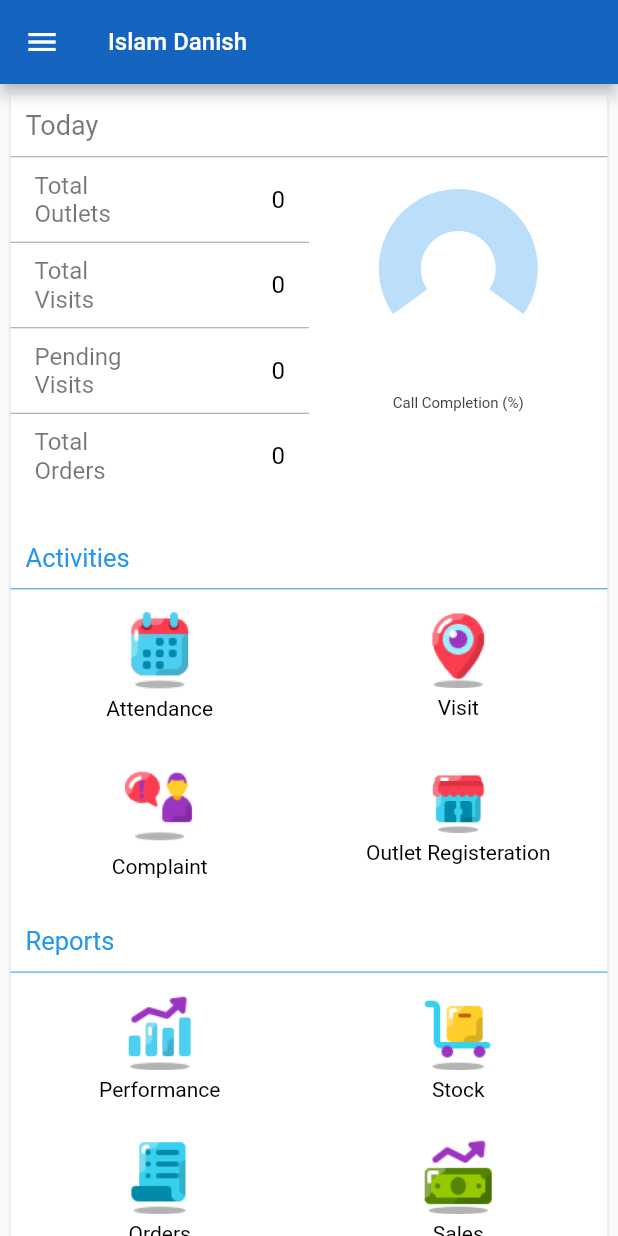
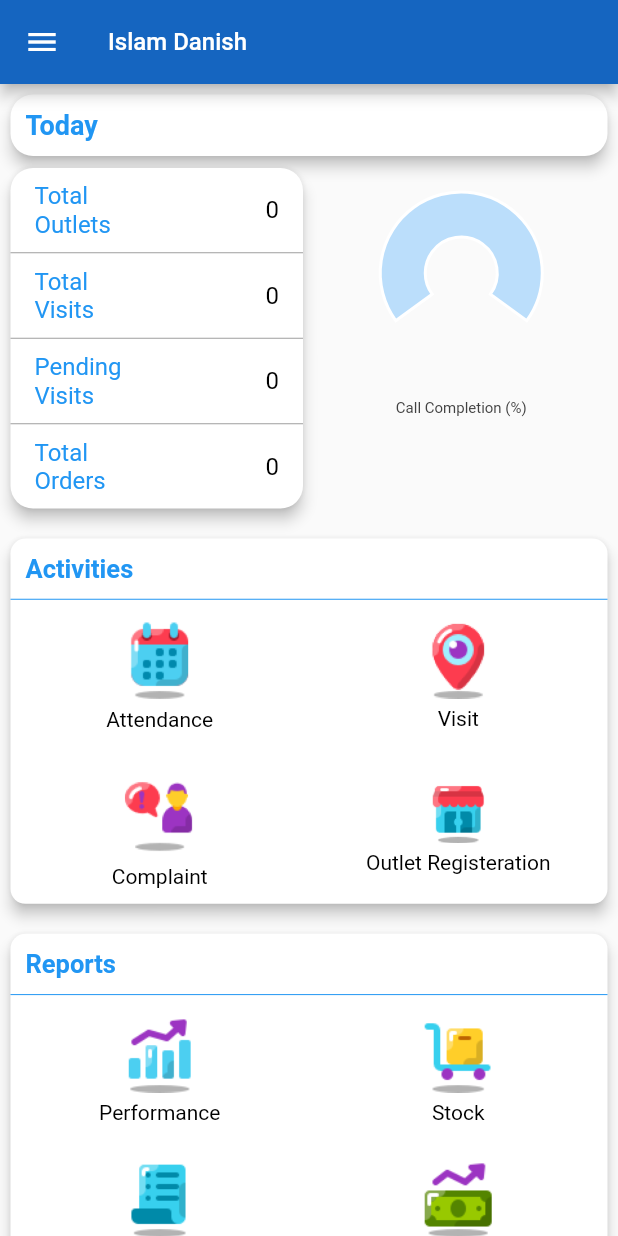
Before and after one commit to awaisali-kalelabs/lowa_mobile, a Flutter app: the Home screen opened directly, on a phone screen of 412 x 824 dp. Run offline on Flutter 3.47's test engine with Material 2 defaults, Android fonts, the phone set to English and light mode, and no system bars; our stand-ins replace another_flushbar, avatar_glow, badges, camera, charts_flutter, device_info and 12 more; missing offline and left inert: animated_dialog_box, back_button_interceptor, flutter_beautiful_popup; accounts and stored records are empty; network calls fail; Roboto replaces fonts that are missing (Nunito).

```diff
--- a/lib/home.dart
+++ b/lib/home.dart
@@ -183,8 +183,8 @@ class _Home extends State<Home> {
 
   void _checkTime() {
     DateTime now = DateTime.now();
-   // bool newIsAfterFivePM = now.hour >= 17 && now.hour < 24;
-    bool newIsAfterFivePM = now.hour >= 11 && now.hour < 24;
+    bool newIsAfterFivePM = now.hour >= 17 && now.hour < 24;
+    //bool newIsAfterFivePM = now.hour >= 11 && now.hour < 24;
 
     if (newIsAfterFivePM != isAfterFivePM) {
       setState(() {
@@ -1284,22 +1284,28 @@ class _Home extends State<Home> {
                     mainAxisSize: MainAxisSize.max,
                     crossAxisAlignment: CrossAxisAlignment.center,
                     children: <Widget>[
+                      Column(
+                        children: [
                       Card(
-                          child: Column(
-                        children: [
-                          Padding(
+                        elevation: 4,
+                        shape: RoundedRectangleBorder(
+                          borderRadius:
+                          BorderRadius.circular(15.0),
+                        ),
+                        child: Padding(
                             padding: EdgeInsets.fromLTRB(10, 10, 0, 10),
                             child: Align(
                                 alignment: Alignment.topLeft,
                                 child: Text(
                                   "Today",
                                   style: TextStyle(
-                                        color: Colors.black54, fontSize: 18),
+                                      color: Colors.blue, fontSize: 18,fontWeight: FontWeight.bold),
                                 ))),
-                          Divider(
+                      ),
+                     /*     Divider(
                         height: 1,
                         color: Colors.grey,
-                          ),
+                      ),*/
                       Row(
                         mainAxisAlignment: MainAxisAlignment.spaceBetween,
                         crossAxisAlignment: CrossAxisAlignment.start,
@@ -1308,6 +1314,12 @@ class _Home extends State<Home> {
                               child: Container(
                                   width: 180,
                                   height: 235,
+                                  child: Card(
+                                    elevation: 4,
+                                    shape: RoundedRectangleBorder(
+                                      borderRadius:
+                                      BorderRadius.circular(15.0),
+                                    ),
                                     child: Column(
                                       children: <Widget>[
                                         ListTile(
@@ -1320,7 +1332,7 @@ class _Home extends State<Home> {
                                             'Total\nOutlets',
                                             style: new TextStyle(
                                                 fontSize: 16,
-                                                  color: Colors.black54),
+                                                color: Colors.blue),
                                           ),
                                           //leading: Text('Sussan Road',
                                           //    style: new TextStyle( fontSize: 16)),
@@ -1338,7 +1350,7 @@ class _Home extends State<Home> {
                                           title: Text('Total\nVisits',
                                               style: new TextStyle(
                                                   fontSize: 16,
-                                                    color: Colors.black54)),
+                                                  color: Colors.blue)),
                                           //leading: Text('Sussan Road',
                                           //    style: new TextStyle( fontSize: 16)),
                                         ),
@@ -1355,7 +1367,7 @@ class _Home extends State<Home> {
                                           title: Text('Pending\nVisits',
                                               style: new TextStyle(
                                                   fontSize: 16,
-                                                    color: Colors.black54)),
+                                                  color: Colors.blue)),
                                           //leading: Text('Sussan Road',
                                           //    style: new TextStyle( fontSize: 16)),
                                         ),
@@ -1372,11 +1384,12 @@ class _Home extends State<Home> {
                                           title: Text('Total\nOrders',
                                               style: new TextStyle(
                                                   fontSize: 16,
-                                                    color: Colors.black54)),
+                                                  color: Colors.blue)),
                                           //leading: Text('Sussan Road',
                                           //    style: new TextStyle( fontSize: 16)),
                                         ),
                                       ],
+                                    ),
                                   ))),
                           Expanded(
                               child:
@@ -1389,6 +1402,11 @@ class _Home extends State<Home> {
                             height: 12.0,
                           ),
                           Container(
+                              child: Card(
+                                elevation: 4,
+                                shape: RoundedRectangleBorder(
+                                  borderRadius: BorderRadius.circular(10.0),
+                                ),
                                 child: Column(
                             mainAxisAlignment:
                                   MainAxisAlignment.spaceEvenly,
@@ -1401,7 +1419,7 @@ class _Home extends State<Home> {
                                       child: Text(
                                         "Activities",
                                         style: TextStyle(
-                                              color: Colors.blue, fontSize: 17),
+                                            color: Colors.blue, fontSize: 17, fontWeight: FontWeight.bold),
                                       )),
                                 ),
                                 Container(
@@ -1581,11 +1599,17 @@ class _Home extends State<Home> {
                                   ],
                                 ),
                             ],
+                          ),
                               )),
                           SizedBox(
                             height: 12.0,
                           ),
                           Container(
+                              child: Card(
+                                elevation: 4,
+                                shape: RoundedRectangleBorder(
+                                  borderRadius: BorderRadius.circular(10.0),
+                                ),
                                 child: Column(
                             mainAxisAlignment:
                                   MainAxisAlignment.spaceEvenly,
@@ -1598,7 +1622,7 @@ class _Home extends State<Home> {
                                       child: Text(
                                         "Reports",
                                         style: TextStyle(
-                                              color: Colors.blue, fontSize: 17),
+                                            color: Colors.blue, fontSize: 17 , fontWeight: FontWeight.bold),
                                       )),
                                 ),
                                 Container(
@@ -1886,11 +1910,12 @@ class _Home extends State<Home> {
                                   ],
                                 ),
                             ],
+                          ),
                               ))
                         ],
                       ),
                         ],
-                      )),
+                      ),
                     ],
                   ),
                 ),
--- a/lib/pre_sell_route.dart
+++ b/lib/pre_sell_route.dart
@@ -493,8 +493,9 @@ class _PreSellRoute extends State<PreSellRoute> {
                                                         //
                                                         MaterialPageRoute(
                                                             builder: (context) =>
-                                                                // OutletOrderImage(outletId: globals.OutletID)));
-                                                    ShopAction()));
+                                                                 OutletOrderImage(outletId: globals.OutletID)));
+                                                    //ShopAction()
+                                                       // ));
                                                   },
                                                   trailing: Container(
                                                     width: 110,
```
Also changed, not shown: lib/globals.dart (+0 -85 lines), lib/order_cart_view.dart (+4 -3 lines), lib/sales_report_select_date.dart (+44 -58 lines), lib/sales_report_view.dart (+5 -5 lines). Lines whose indentation alone changed are shown as unchanged.
